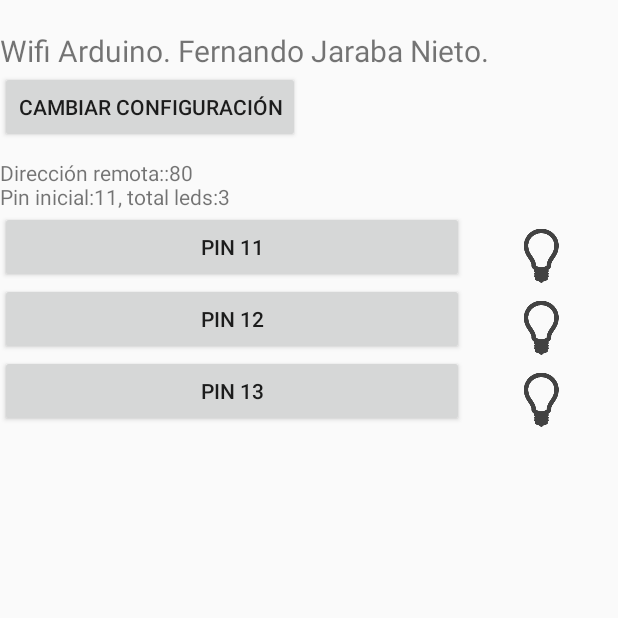
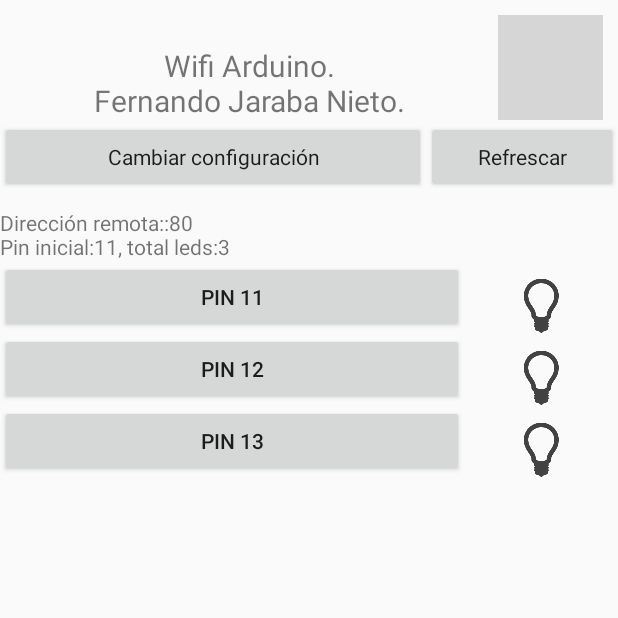
Before and after one commit to fjaraba/arduinoled, an Android app: the screen it shows after launch (MainActivity), on a phone screen of 412 x 824 dp, the top half of it. Run offline under Robolectric (Android 15) with nearby library versions, the phone set to English and light mode, and no system bars; grey boxes are pictures that could not be loaded.

Commit message:
Mejoras estructurales, de rendimiento y estéticas

```diff
--- a/arduinoled/src/main/res/layout/activity_main.xml
+++ b/arduinoled/src/main/res/layout/activity_main.xml
@@ -1,8 +1,7 @@
 <?xml version="1.0" encoding="utf-8"?>
 <ScrollView xmlns:android="http://schemas.android.com/apk/res/android"
     android:layout_width="fill_parent"
-    android:layout_height="fill_parent"
-    >
+    android:layout_height="fill_parent">
 
     <LinearLayout
         android:layout_width="fill_parent"
@@ -10,14 +9,43 @@
         android:orientation="vertical"
         android:id="@+id/layout_general">
 
+        <LinearLayout
+            android:orientation="horizontal"
+            android:paddingRight="10dp"
+            android:paddingTop="10dp"
+            android:layout_width="match_parent"
+            android:layout_height="wrap_content">
+
             <TextView
                 android:layout_width="wrap_content"
                 android:layout_height="wrap_content"
                 android:layout_marginTop="20dp"
-            android:text="Wifi Arduino. Fernando Jaraba Nieto."
-            android:textSize="20dp" />
+                android:text="Wifi Arduino.\nFernando Jaraba Nieto."
+                android:textSize="20dp"
+                android:gravity="center"
+                android:elegantTextHeight="false"
+                android:linksClickable="false"
+                android:singleLine="false"
+                android:layout_weight="3"
+                android:autoText="false" />
 
 
+            <ImageView
+                android:layout_width="70dp"
+                android:layout_height="70dp"
+                android:maxHeight="1dp"
+                android:src="@drawable/fjaraba"
+                android:background="#000000"
+                android:padding="1dp"
+                android:adjustViewBounds="true" />
+        </LinearLayout>
+
+
+        <LinearLayout
+        android:layout_width="fill_parent"
+        android:layout_height="fill_parent"
+        android:orientation="horizontal"
+        android:id="@+id/botones_menu">
             <Button
                 android:layout_width="wrap_content"
                 android:layout_height="wrap_content"
@@ -28,7 +56,23 @@
                 android:capitalize="none"
                 android:elegantTextHeight="true"
                 android:contentDescription="Cambiar la configuración"
-            android:focusable="true" />
+                android:focusable="true"
+                android:layout_weight="3"
+                style="@style/AlertDialog.AppCompat.Light" />
+            <Button
+                android:layout_width="wrap_content"
+                android:layout_height="wrap_content"
+                android:text="Refrescar"
+                android:id="@+id/btn_refrescar"
+                android:clickable="true"
+                android:enabled="true"
+                android:capitalize="none"
+                android:elegantTextHeight="true"
+                android:contentDescription="Refrescar"
+                android:focusable="true"
+                android:layout_weight="1"
+                style="@style/AlertDialog.AppCompat.Light" />
+        </LinearLayout>
 
         <TextView
             android:layout_width="wrap_content"
```
Also changed, not shown: arduinoled/src/main/java/es/fjaraba/arduinoled/MainActivity.java (+168 -130 lines), arduinoled/src/main/res/xml/prefs.xml (+12 -0 lines). Lines whose indentation alone changed are shown as unchanged.
